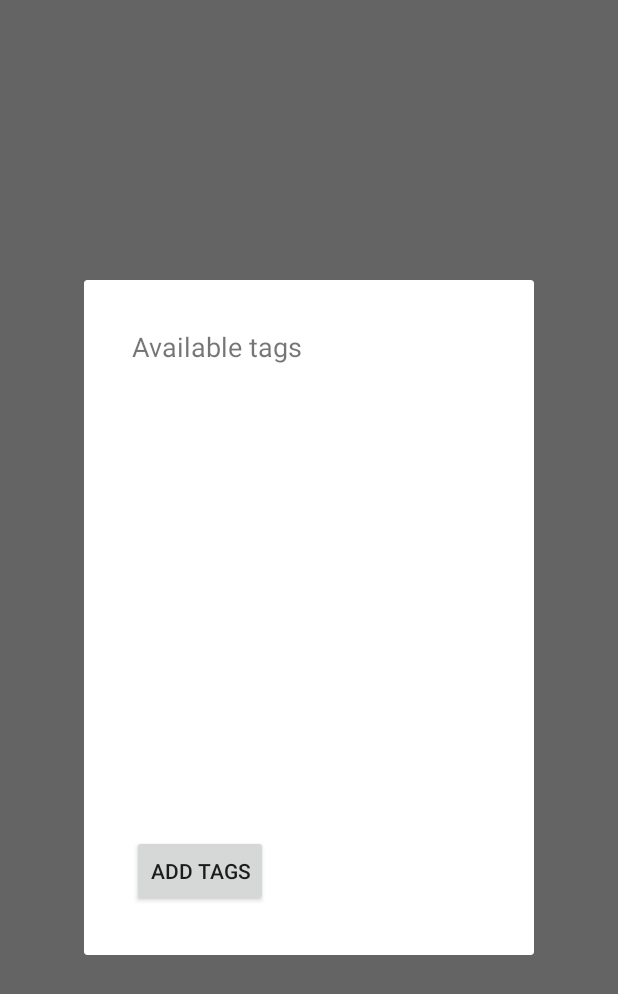
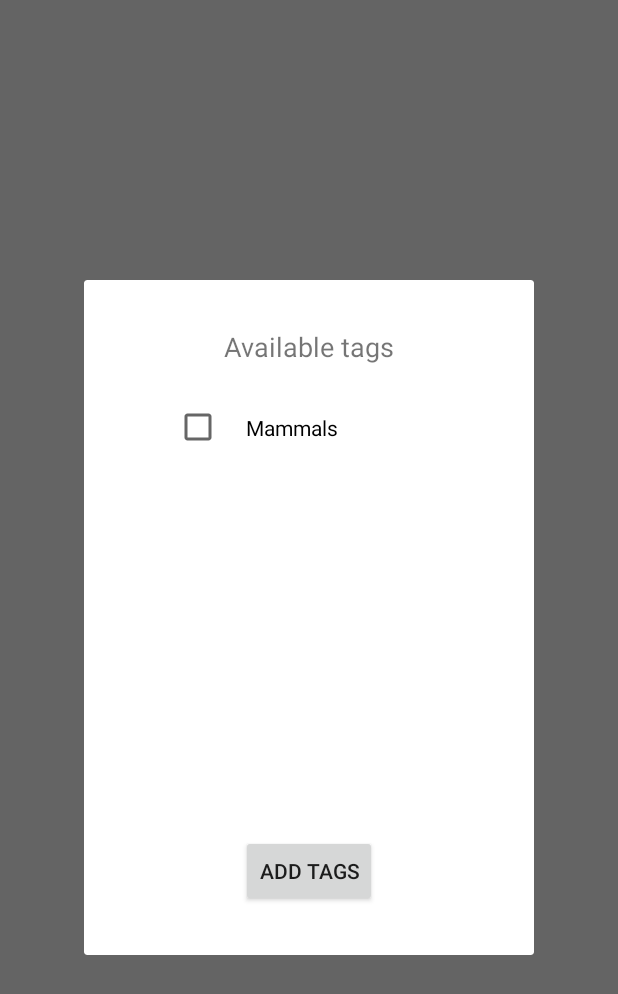
Before and after one commit to akhil-code/gallery-app-android, an Android app: the fragment AddTagsFragment placed in its activity, on a phone screen of 412 x 824 dp. Shown: the top 994 px of the screen. Run offline under Robolectric (Android 15) with nearby library versions, the phone set to English and light mode, and no system bars; 4 statements that could not run were skipped.

Commit message:
added checkboxes and call back function during submit

```diff
--- /dev/null
+++ b/app/src/main/java/com/techg/restaurant/AddTagsAdapter.java
@@ -0,0 +1,61 @@
+package com.techg.restaurant;
+
+import android.content.Context;
+import android.content.Intent;
+import android.database.sqlite.SQLiteDatabase;
+import android.support.v7.widget.RecyclerView;
+import android.util.Log;
+import android.view.LayoutInflater;
+import android.view.View;
+import android.view.ViewGroup;
+import android.widget.CheckBox;
+import android.widget.ImageView;
+import android.widget.TextView;
+import android.widget.Toast;
+
+import java.util.ArrayList;
+
+public class AddTagsAdapter extends RecyclerView.Adapter<AddTagsAdapter.ViewHolder> {
+    private SQLiteDatabase db;
+    private Context context;
+    private ArrayList<Category> categories;
+
+    // Provide a suitable constructor (depends on the kind of dataset)
+    public AddTagsAdapter(SQLiteDatabase db, Context context) {
+        this.db = db;
+        this.context = context;
+        this.categories = Category.getAllCategories(db);
+    }
+
+    @Override
+    public AddTagsAdapter.ViewHolder onCreateViewHolder(ViewGroup parent, int viewType) {
+        LayoutInflater inflater = LayoutInflater.from(parent.getContext());
+        View v = inflater.inflate(R.layout.tag_checkbox, parent, false);
+        ViewHolder vh = new ViewHolder(v);
+        return vh;
+    }
+
+    @Override
+    public void onBindViewHolder(final ViewHolder holder, final int position) {
+        holder.checkBox.setText(categories.get(position).name);
+    }
+
+    @Override
+    public int getItemCount() {
+        return categories.size();
+    }
+
+
+    public class ViewHolder extends RecyclerView.ViewHolder {
+        public View view;
+        public CheckBox checkBox;
+
+        public ViewHolder(View v) {
+            super(v);
+            this.view = v;
+            this.checkBox = (CheckBox) v.findViewById(R.id.checkBox_item);
+            AddTagsFragment.checkBoxes.add(this.checkBox);
+        }
+    }
+
+}
--- a/app/src/main/java/com/techg/restaurant/AddTagsFragment.java
+++ b/app/src/main/java/com/techg/restaurant/AddTagsFragment.java
@@ -1,21 +1,70 @@
 package com.techg.restaurant;
 
 import android.content.Context;
+import android.database.sqlite.SQLiteDatabase;
 import android.net.Uri;
 import android.os.Bundle;
 import android.support.v4.app.DialogFragment;
 import android.support.v4.app.Fragment;
+import android.support.v7.widget.LinearLayoutManager;
+import android.support.v7.widget.RecyclerView;
+import android.util.Log;
 import android.view.LayoutInflater;
 import android.view.View;
 import android.view.ViewGroup;
+import android.widget.Button;
+import android.widget.CheckBox;
+
+import java.util.ArrayList;
 
 public class AddTagsFragment extends DialogFragment {
+    private Context context;
+    public static ArrayList<CheckBox> checkBoxes = new ArrayList<>();
+    SQLiteDatabase db;
 
     @Override
     public View onCreateView(LayoutInflater inflater, ViewGroup container,
                              Bundle savedInstanceState) {
         View view = inflater.inflate(R.layout.fragment_add_tags, container, false);
+        context = getActivity().getApplicationContext();
+
+
+        MenuDbHelper menuDbHelper = new MenuDbHelper(context);
+        this.db = menuDbHelper.getWritableDatabase();
+
+        RecyclerView recyclerView = (RecyclerView) view.findViewById(R.id.tags_recycler_view);
+        recyclerView.setHasFixedSize(true);
+        RecyclerView.LayoutManager layoutManager = new LinearLayoutManager(context);
+        recyclerView.setLayoutManager(layoutManager);
+        AddTagsAdapter mAdapter = new AddTagsAdapter(db, context);
+        recyclerView.setAdapter(mAdapter);
+
+        Button button = view.findViewById(R.id.add_tags_button);
+        button.setOnClickListener(new View.OnClickListener() {
+            @Override
+            public void onClick(View view) {
+                addTags(view);
+            }
+        });
+
         return view;
     }
 
+    public void addTags(View v){
+        long item_id = getArguments().getLong("item_id");
+        Item item = Item.getItemFromDb(db,item_id);
+
+        Log.d("mytag", ""+checkBoxes.size());
+
+        for(int i=0; i<checkBoxes.size(); i++){
+            Log.d("mytag", checkBoxes.get(i).getText().toString());
+            if(checkBoxes.get(i).isChecked()){
+                Category category = Category.getAllCategories(db).get(i);
+                Tag.insertTagToDb(db, item, category);
+            }
+        }
+
+        this.dismiss();
+    }
+
 }
--- a/app/src/main/java/com/techg/restaurant/ContentViewFragment.java
+++ b/app/src/main/java/com/techg/restaurant/ContentViewFragment.java
@@ -23,8 +23,11 @@ public class ContentViewFragment extends Fragment {
         ImageView imageView = (ImageView) view.findViewById(R.id.content_image_view);
         int resid = context.getResources().getIdentifier(filename,"drawable",
                                                             context.getPackageName());
+
         getActivity().getApplicationContext();
         imageView.setImageResource(resid);
         return view;
     }
+
+
 }
--- a/app/src/main/java/com/techg/restaurant/GridViewAdapter.java
+++ b/app/src/main/java/com/techg/restaurant/GridViewAdapter.java
@@ -49,7 +49,7 @@ public class GridViewAdapter extends BaseAdapter {
             imageView = new ImageView(mContext);
             imageView.setLayoutParams(new ViewGroup.LayoutParams(320, 320));
             imageView.setScaleType(ImageView.ScaleType.CENTER_CROP);
-            imageView.setPadding(4, 4, 4, 4);
+            imageView.setPadding(2, 4, 2, 4);
         }
         else {
             imageView = (ImageView) convertView;
--- a/app/src/main/java/com/techg/restaurant/Item.java
+++ b/app/src/main/java/com/techg/restaurant/Item.java
@@ -95,11 +95,11 @@ public class Item {
         return items;
     }
 
-    public static ArrayList<Item> getItemsOfCategoryFromDb(SQLiteDatabase db, long category_id){
+    public static ArrayList<Item> getItemsOfCategoryFromDb(SQLiteDatabase db, Category category){
         Cursor cursor = db.rawQuery(
                 "SELECT * FROM "+MenuContract.Item.TABLE_NAME+" WHERE "+MenuContract.Item._ID+
-                    " IN (SELECT DISTINCT("+MenuContract.Item._ID+") FROM "+MenuContract.Tag.TABLE_NAME+
-                    " WHERE "+MenuContract.Tag.COLUMN_NAME_CATEGORY_ID+" = "+category_id+")",
+                    " IN (SELECT DISTINCT("+MenuContract.Tag.COLUMN_NAME_ITEM_ID+") FROM "+MenuContract.Tag.TABLE_NAME+
+                    " WHERE "+MenuContract.Tag.COLUMN_NAME_CATEGORY_ID+" = "+category.id+")",
                 null
         );
 
--- a/app/src/main/java/com/techg/restaurant/UntaggedGridFragment.java
+++ b/app/src/main/java/com/techg/restaurant/UntaggedGridFragment.java
@@ -23,7 +23,7 @@ public class UntaggedGridFragment extends Fragment {
     String type;
 
     @Override
-    public View onCreateView(LayoutInflater inflater, ViewGroup container,
+    public View onCreateView(LayoutInflater inflater, final ViewGroup container,
                              Bundle savedInstanceState) {
         // inflating view
         View view = inflater.inflate(R.layout.fragment_untagged_grid, container, false);
@@ -59,7 +59,10 @@ public class UntaggedGridFragment extends Fragment {
                     }
                     ft.addToBackStack(null);
 
+                    Bundle args = new Bundle();
+                    args.putLong("item_id", position);
                     DialogFragment dialogFragment = new AddTagsFragment();
+                    dialogFragment.setArguments(args);
                     dialogFragment.show(ft, "dialog");
 
                 }
--- a/app/src/main/res/layout/fragment_add_tags.xml
+++ b/app/src/main/res/layout/fragment_add_tags.xml
@@ -12,27 +12,40 @@
         android:layout_height="450dp">
 
         <Button
-            android:id="@+id/button2"
+            android:id="@+id/add_tags_button"
             android:layout_width="wrap_content"
             android:layout_height="wrap_content"
             android:layout_marginBottom="32dp"
-            android:layout_marginLeft="32dp"
-            android:layout_marginStart="32dp"
             android:text="Add Tags"
             app:layout_constraintBottom_toBottomOf="parent"
+            app:layout_constraintEnd_toEndOf="parent"
             app:layout_constraintStart_toStartOf="parent" />
 
         <TextView
             android:id="@+id/textView"
             android:layout_width="wrap_content"
             android:layout_height="wrap_content"
-            android:layout_marginLeft="32dp"
-            android:layout_marginStart="32dp"
             android:layout_marginTop="32dp"
             android:text="Available tags"
             android:textSize="18sp"
+            app:layout_constraintEnd_toEndOf="parent"
             app:layout_constraintStart_toStartOf="parent"
             app:layout_constraintTop_toTopOf="parent" />
+
+        <android.support.v7.widget.RecyclerView
+            android:id="@+id/tags_recycler_view"
+            android:layout_width="0dp"
+            android:layout_height="0dp"
+            android:layout_marginBottom="16dp"
+            android:layout_marginEnd="60dp"
+            android:layout_marginLeft="60dp"
+            android:layout_marginRight="60dp"
+            android:layout_marginStart="60dp"
+            android:layout_marginTop="16dp"
+            app:layout_constraintBottom_toTopOf="@+id/add_tags_button"
+            app:layout_constraintEnd_toEndOf="parent"
+            app:layout_constraintStart_toStartOf="parent"
+            app:layout_constraintTop_toBottomOf="@+id/textView" />
     </android.support.constraint.ConstraintLayout>
 
 </FrameLayout>
--- a/app/src/main/res/layout/fragment_untagged_grid.xml
+++ b/app/src/main/res/layout/fragment_untagged_grid.xml
@@ -12,6 +12,7 @@
         android:layout_width="match_parent"
         android:layout_height="match_parent"
         android:layout_gravity="center"
+        android:layout_margin="8dp"
         android:columnWidth="90dp"
         android:horizontalSpacing="10dp"
         android:numColumns="auto_fit"
--- /dev/null
+++ b/app/src/main/res/layout/tag_checkbox.xml
@@ -0,0 +1,16 @@
+<?xml version="1.0" encoding="utf-8"?>
+<android.support.constraint.ConstraintLayout xmlns:android="http://schemas.android.com/apk/res/android"
+    xmlns:app="http://schemas.android.com/apk/res-auto"
+    xmlns:tools="http://schemas.android.com/tools"
+    android:layout_width="wrap_content"
+    android:layout_height="wrap_content">
+
+    <CheckBox
+        android:id="@+id/checkBox_item"
+        android:layout_width="wrap_content"
+        android:layout_height="wrap_content"
+        android:padding="16dp"
+        android:text="CheckBox"
+        app:layout_constraintStart_toStartOf="parent"
+        app:layout_constraintTop_toTopOf="parent" />
+</android.support.constraint.ConstraintLayout>
```
Also changed, not shown: app/src/main/java/com/techg/restaurant/ContentView.java (+12 -3 lines), app/src/main/java/com/techg/restaurant/ScreenSlidePagerAdapter.java (+12 -9 lines), app/src/main/java/com/techg/restaurant/TaggedView.java (added, +41 -0 lines), app/src/main/java/com/techg/restaurant/TaggedViewHorizontalAdapter.java (added, +76 -0 lines), app/src/main/java/com/techg/restaurant/TaggedViewVerticalAdapter.java (added, +68 -0 lines), app/src/main/res/layout/fragment_tagged_view.xml (added, +14 -0 lines), app/src/main/res/layout/tagged_horizontal_view.xml (added, +16 -0 lines), app/src/main/res/layout/tagged_vertical_view.xml (added, +32 -0 lines).
